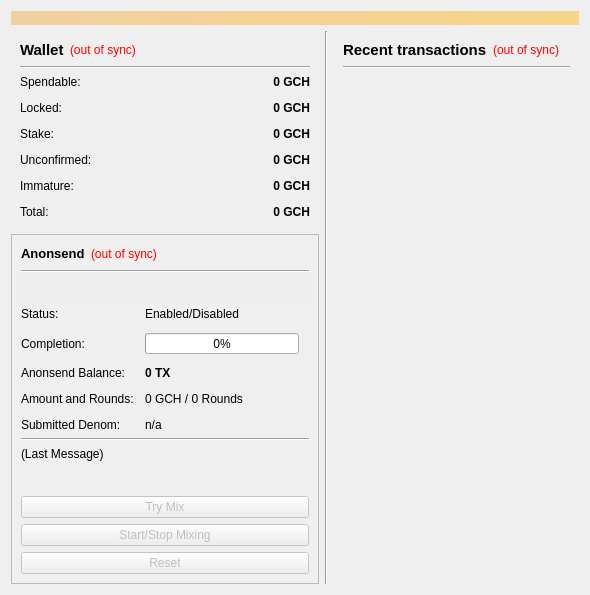
Qt form src/qt/forms/overviewpage.ui (galaxycash/galaxycash) before a commit.
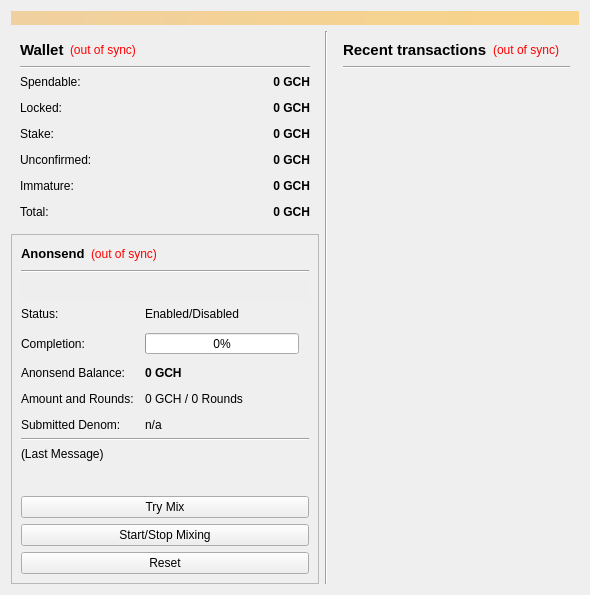
The same form after that commit.

Patch:
```diff
--- a/src/qt/forms/overviewpage.ui
+++ b/src/qt/forms/overviewpage.ui
@@ -7,7 +7,7 @@
     <x>0</x>
     <y>0</y>
     <width>590</width>
-    <height>554</height>
+    <height>579</height>
    </rect>
   </property>
   <property name="windowTitle">
@@ -859,7 +859,7 @@
                </font>
               </property>
               <property name="text">
-               <string notr="true">0 TX</string>
+               <string notr="true">0 GCH</string>
               </property>
              </widget>
             </item>
@@ -932,7 +932,7 @@
           <item>
            <widget class="QPushButton" name="anonsendAuto">
             <property name="enabled">
-             <bool>false</bool>
+             <bool>true</bool>
             </property>
             <property name="sizePolicy">
              <sizepolicy hsizetype="MinimumExpanding" vsizetype="Fixed">
@@ -951,7 +951,7 @@
           <item>
            <widget class="QPushButton" name="toggleAnonsend">
             <property name="enabled">
-             <bool>false</bool>
+             <bool>true</bool>
             </property>
             <property name="sizePolicy">
              <sizepolicy hsizetype="MinimumExpanding" vsizetype="Fixed">
@@ -967,7 +967,7 @@
           <item>
            <widget class="QPushButton" name="anonsendReset">
             <property name="enabled">
-             <bool>false</bool>
+             <bool>true</bool>
             </property>
             <property name="sizePolicy">
              <sizepolicy hsizetype="MinimumExpanding" vsizetype="Fixed">
```
